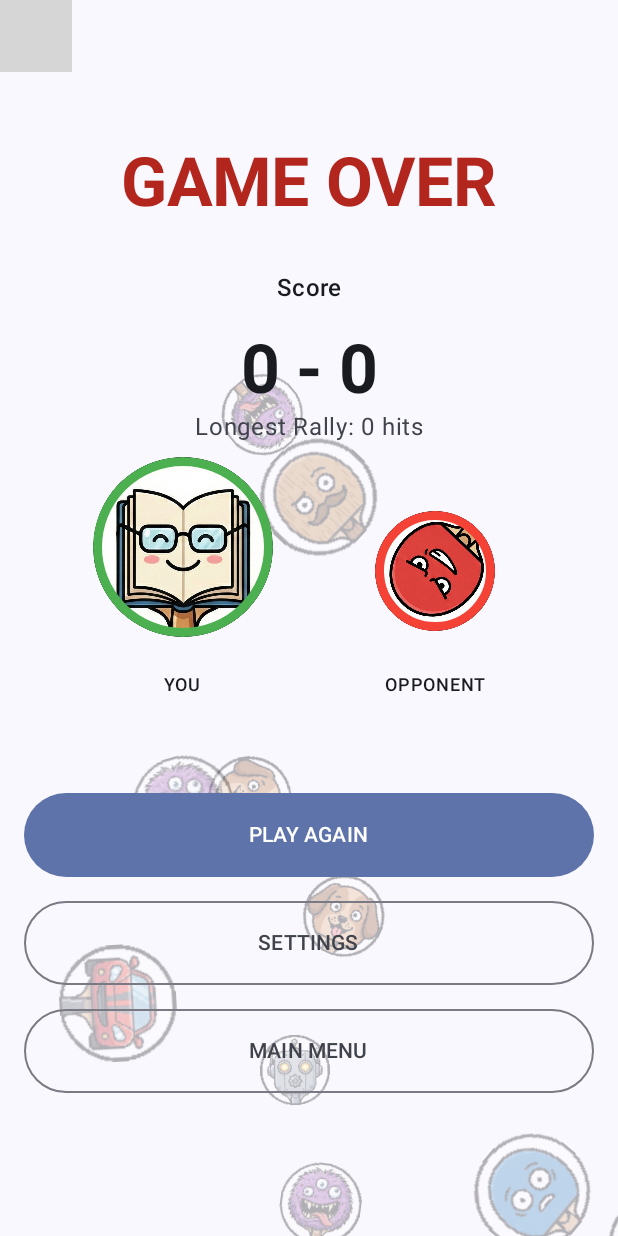
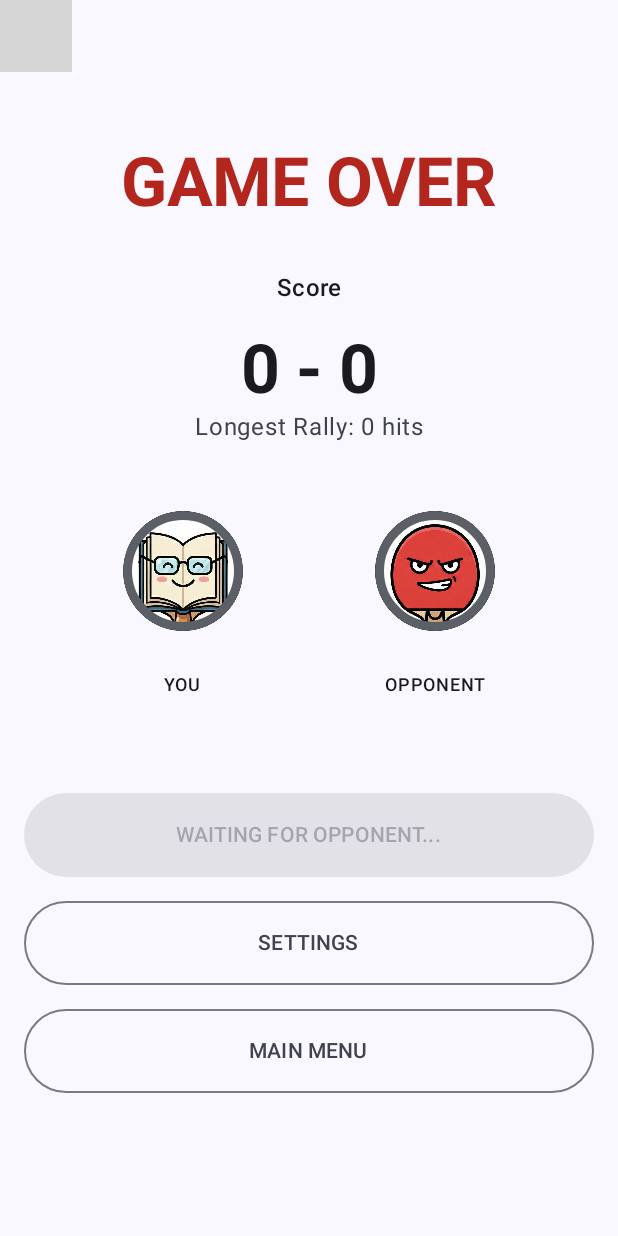
Before and after one commit to blairun/AirRally, an Android app built with Jetpack Compose: the composable GameOverScreen shown on its own in the app's theme, after a tap on "SETTINGS", on a phone screen of 412 x 824 dp. Run offline under Robolectric (Android 15) with nearby library versions, the phone set to English and light mode, and no system bars; 5 statements that could not run were skipped; 1 other tap on this screen came first; grey boxes are pictures that could not be loaded.

Commit message:
menu bug fixes

```diff
--- a/app/src/main/java/com/air/pong/core/network/MessageCodec.kt
+++ b/app/src/main/java/com/air/pong/core/network/MessageCodec.kt
@@ -32,6 +32,7 @@ object MessageCodec {
             is GameMessage.Rematch -> encodeSimple(MessageType.REMATCH)
             is GameMessage.PlayerReady -> encodeSimple(MessageType.PLAYER_READY)
             is GameMessage.PlayerProfile -> encodePlayerProfile(message)
+            is GameMessage.PlayerBusy -> encodeSimple(MessageType.PLAYER_BUSY)
         }
     }
 
@@ -60,6 +61,7 @@ object MessageCodec {
             MessageType.REMATCH -> GameMessage.Rematch
             MessageType.PLAYER_READY -> GameMessage.PlayerReady
             MessageType.PLAYER_PROFILE -> decodePlayerProfile(payload)
+            MessageType.PLAYER_BUSY -> GameMessage.PlayerBusy
             else -> throw IllegalArgumentException("Unknown message type: 0x${type.toString(16)}")
         }
     }
--- a/app/src/main/java/com/air/pong/core/network/Protocol.kt
+++ b/app/src/main/java/com/air/pong/core/network/Protocol.kt
@@ -91,6 +91,11 @@ sealed class GameMessage {
         val name: String,
         val avatarIndex: Int
     ) : GameMessage()
+
+    /**
+     * Sent when a player leaves the Lobby (e.g. to Settings).
+     */
+    object PlayerBusy : GameMessage()
 }
 
 
@@ -112,6 +117,7 @@ object MessageType {
     const val REMATCH: Byte = 0x0A
     const val PLAYER_READY: Byte = 0x0B
     const val PLAYER_PROFILE: Byte = 0x0C
+    const val PLAYER_BUSY: Byte = 0x0D
 }
 
 /**
--- a/app/src/main/java/com/air/pong/ui/screens/GameOverAnimations.kt
+++ b/app/src/main/java/com/air/pong/ui/screens/GameOverAnimations.kt
@@ -35,12 +35,13 @@ data class Particle(
 )
 
 @Composable
+
 fun GameOverBackground(
     iWon: Boolean,
+    isGameFinished: Boolean,
     modifier: Modifier = Modifier
 ) {
     val context = LocalContext.current
-    // Load avatar bitmaps once
     // Load avatar bitmaps once, scaled to 64x64 for performance
     val avatarBitmaps = remember(context) {
         AvatarUtils.avatarResources.mapNotNull { resId ->
@@ -75,10 +76,12 @@ fun GameOverBackground(
 
     if (avatarBitmaps.isEmpty()) return
 
-    if (iWon) {
-        WinnerAnimation(avatarBitmaps, modifier)
-    } else {
-        LoserAnimation(avatarBitmaps, modifier)
+    if (isGameFinished) {
+        if (iWon) {
+            WinnerAnimation(avatarBitmaps, modifier)
+        } else {
+            LoserAnimation(avatarBitmaps, modifier)
+        }
     }
 }
 
--- a/app/src/main/java/com/air/pong/ui/screens/GameOverScreen.kt
+++ b/app/src/main/java/com/air/pong/ui/screens/GameOverScreen.kt
@@ -43,6 +43,11 @@ fun GameOverScreen(
         }
     }
 
+    // Notify that we are in the lobby (available) when we enter this screen
+    LaunchedEffect(Unit) {
+        viewModel.notifyInLobby()
+    }
+
     val winner = if (gameState.player1Score > gameState.player2Score) Player.PLAYER_1 else Player.PLAYER_2
     val iWon = (viewModel.isHost && winner == Player.PLAYER_1) || (!viewModel.isHost && winner == Player.PLAYER_2)
 
@@ -56,10 +61,13 @@ fun GameOverScreen(
         else -> "UNKNOWN"
     }
 
+    val isOpponentInLobby by viewModel.isOpponentInLobby.collectAsState()
+
     Box(modifier = Modifier.fillMaxSize()) {
         // Background Animation
         GameOverBackground(
             iWon = iWon,
+            isGameFinished = isGameFinished,
             modifier = Modifier.fillMaxSize()
         )
 
@@ -112,14 +120,14 @@ fun GameOverScreen(
                 val oppAvatarResId = com.air.pong.ui.AvatarUtils.avatarResources.getOrElse(opponentAvatarIndex) { com.air.pong.ui.AvatarUtils.avatarResources.first() }
 
                 Column(horizontalAlignment = Alignment.CenterHorizontally) {
-                    val mySize = if (iWon) 120.dp else 80.dp
-                    val myOutline = if (iWon) Color(0xFF4CAF50) else Color(0xFFF44336)
-                    val myAnim = if (iWon) AvatarAnimation.HAPPY_BOUNCE else AvatarAnimation.SPIN
+                    val mySize = if (iWon && isGameFinished) 120.dp else 80.dp
+                    val myOutline = if (iWon && isGameFinished) Color(0xFF4CAF50) else if (isGameFinished) Color(0xFFF44336) else MaterialTheme.colorScheme.outline
+                    val myAnim = if (iWon && isGameFinished) AvatarAnimation.HAPPY_BOUNCE else if (isGameFinished) AvatarAnimation.SPIN else AvatarAnimation.NONE
 
                     Box(
                         modifier = Modifier
                             .size(120.dp)
-                            .then(if (iWon) Modifier.clickable { viewModel.playWinSound() } else Modifier),
+                            .then(if (iWon && isGameFinished) Modifier.clickable { viewModel.playWinSound() } else Modifier),
                         contentAlignment = Alignment.Center
                     ) {
                         AvatarView(
@@ -136,9 +144,9 @@ fun GameOverScreen(
                 Spacer(modifier = Modifier.width(48.dp))
 
                 Column(horizontalAlignment = Alignment.CenterHorizontally) {
-                    val oppSize = if (!iWon) 120.dp else 80.dp
-                    val oppOutline = if (!iWon) Color(0xFF4CAF50) else Color(0xFFF44336)
-                    val oppAnim = if (!iWon) AvatarAnimation.HAPPY_BOUNCE else AvatarAnimation.SPIN
+                    val oppSize = if (!iWon && isGameFinished) 120.dp else 80.dp
+                    val oppOutline = if (!iWon && isGameFinished) Color(0xFF4CAF50) else if (isGameFinished) Color(0xFFF44336) else MaterialTheme.colorScheme.outline
+                    val oppAnim = if (!iWon && isGameFinished) AvatarAnimation.HAPPY_BOUNCE else if (isGameFinished) AvatarAnimation.SPIN else AvatarAnimation.NONE
 
                     Box(
                         modifier = Modifier.size(120.dp),
@@ -161,15 +169,19 @@ fun GameOverScreen(
             Button(
                 onClick = { viewModel.rematch() },
                 modifier = Modifier.fillMaxWidth().height(56.dp),
-                colors = ButtonDefaults.buttonColors(containerColor = MaterialTheme.colorScheme.primaryContainer, contentColor = MaterialTheme.colorScheme.onPrimaryContainer)
+                colors = ButtonDefaults.buttonColors(containerColor = MaterialTheme.colorScheme.primaryContainer, contentColor = MaterialTheme.colorScheme.onPrimaryContainer),
+                enabled = isOpponentInLobby
             ) {
-                Text(stringResource(R.string.play_again))
+                Text(if (isOpponentInLobby) stringResource(R.string.play_again) else stringResource(R.string.waiting_for_opponent))
             }
 
             Spacer(modifier = Modifier.height(16.dp))
 
             OutlinedButton(
-                onClick = { onNavigateToSettings() },
+                onClick = {
+                    viewModel.notifyBusy()
+                    onNavigateToSettings()
+                },
                 modifier = Modifier.fillMaxWidth().height(56.dp)
             ) {
                 Text(stringResource(R.string.settings))
```
Also changed, not shown: app/src/main/java/com/air/pong/core/game/SwingExtensions.kt (+5 -5 lines), app/src/main/java/com/air/pong/ui/GameViewModel.kt (+30 -6 lines), app/src/main/java/com/air/pong/ui/screens/settings/DebugSettingsScreen.kt (+18 -0 lines).
